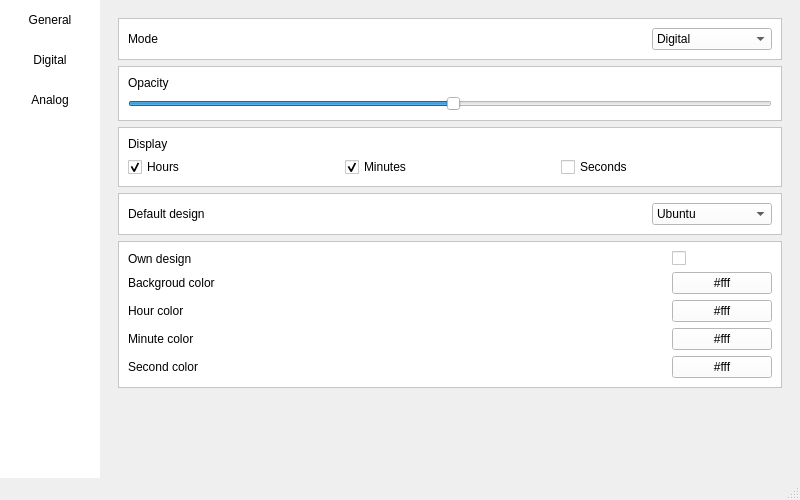
Above: ITU_clock/settingwindow.ui from Kathelas007/ITU before the change. Below: the same form after it.
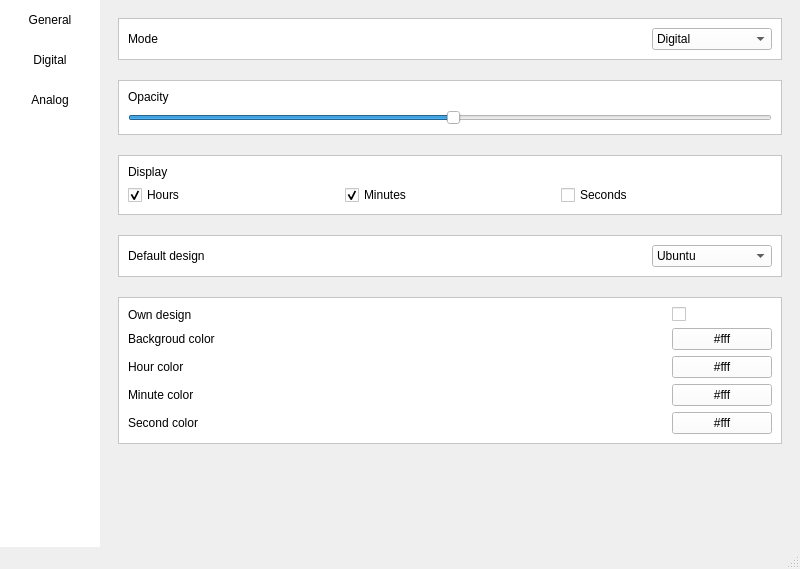
That is the form after the change.

Patch:
```diff
--- a/ITU_clock/settingwindow.ui
+++ b/ITU_clock/settingwindow.ui
@@ -7,19 +7,19 @@
     <x>0</x>
     <y>0</y>
     <width>800</width>
-    <height>500</height>
+    <height>569</height>
    </rect>
   </property>
   <property name="minimumSize">
    <size>
     <width>800</width>
-    <height>500</height>
+    <height>550</height>
    </size>
   </property>
   <property name="maximumSize">
    <size>
     <width>800</width>
-    <height>500</height>
+    <height>569</height>
    </size>
   </property>
   <property name="windowTitle">
@@ -210,6 +210,9 @@
            <enum>QFrame::Raised</enum>
           </property>
           <layout class="QVBoxLayout" name="verticalLayout_11">
+           <property name="spacing">
+            <number>20</number>
+           </property>
            <item>
             <widget class="QFrame" name="mode_frame">
              <property name="styleSheet">
```
Left out of the diff: 7 changed lines with no effect on the pictures.
